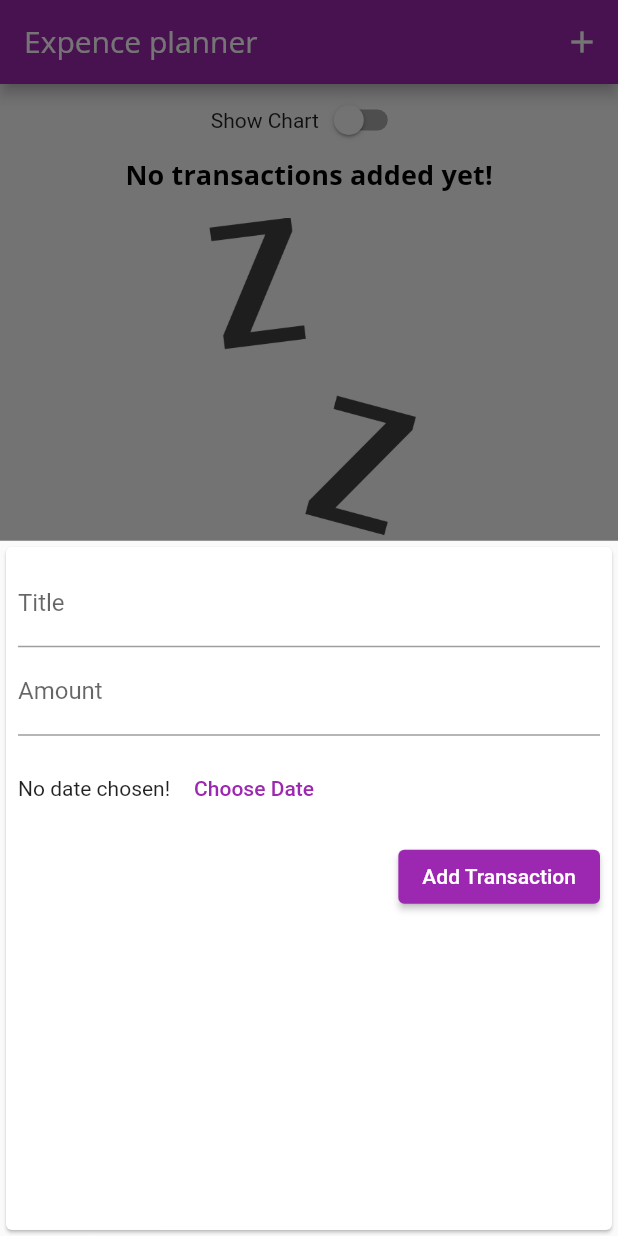
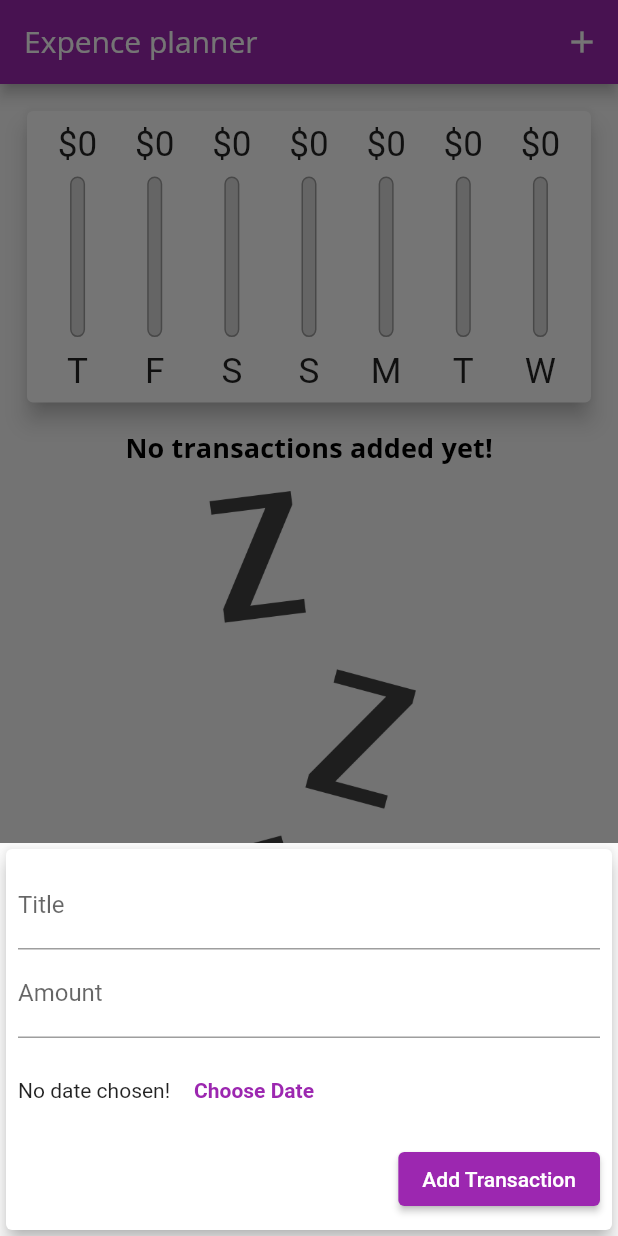
Before and after one commit to agolovanov-sharp/exexpence_planner, a Flutter app: the screen it shows after launch, after a tap on the "add" icon, on a phone screen of 412 x 824 dp. Run offline on Flutter 3.47's test engine with Material 2 defaults, Android fonts, the phone set to English and light mode, and no system bars.

Commit message:
Landscape - Portrait Copertino elements SafeArea Flutter internals - Widget Tree, Element Tree, Render Tree

```diff
--- a/lib/main.dart
+++ b/lib/main.dart
@@ -1,7 +1,10 @@
+import 'dart:io';
+
 import 'package:expence_planner/models/transaction.dart';
 import 'package:expence_planner/widgets/chart.dart';
 import 'package:expence_planner/widgets/new_transaction.dart';
 import 'package:expence_planner/widgets/transaction_list.dart';
+import 'package:flutter/cupertino.dart';
 import 'package:flutter/material.dart';
 
 void main() {
@@ -60,6 +63,7 @@
   void _startAddNewTransaction(BuildContext ctx) {
     showModalBottomSheet(
         context: ctx,
+        isScrollControlled: true,
         builder: (_) {
           return NewTransaction(onAddTx: _addNewTransaction);
         });
@@ -81,6 +85,22 @@
   // This widget is the root of your application.
   @override
   Widget build(BuildContext context) {
+    final isLandscape =
+        MediaQuery.of(context).orientation == Orientation.landscape;
+
+    final navigationBar = CupertinoNavigationBar(
+      middle: const Text('Expence planner'),
+      trailing: Row(
+        mainAxisSize: MainAxisSize.min,
+        children: [
+          GestureDetector(
+            onTap: () => _startAddNewTransaction(context),
+            child: const Icon(CupertinoIcons.add),
+          )
+        ],
+      ),
+    );
+
     final appBar = AppBar(
       title: const Text('Expence planner'),
       actions: [
@@ -90,24 +110,32 @@
       ],
     );
 
-    return Scaffold(
-      appBar: appBar,
-      floatingActionButton: FloatingActionButton(
-        onPressed: () => _startAddNewTransaction(context),
-        child: const Icon(Icons.add),
-      ),
-      floatingActionButtonLocation: FloatingActionButtonLocation.centerFloat,
-      body: SingleChildScrollView(
+    final txListWidget = Container(
+        height: (MediaQuery.of(context).size.height -
+                appBar.preferredSize.height -
+                MediaQuery.of(context).padding.top -
+                MediaQuery.of(context).padding.bottom) *
+            0.7,
+        child: TransactionList(_userTransactions, _deleteTransaction));
+
+    final pageBody = SafeArea(
+        child: SingleChildScrollView(
       child: Column(
         // mainAxisAlignment: MainAxisAlignment.spaceEvenly,
         crossAxisAlignment: CrossAxisAlignment.stretch,
         children: [
+          // LANDSCAPE
+          if (isLandscape)
             Row(
               mainAxisAlignment: MainAxisAlignment.center,
               children: [
-                Text('Show Chart'),
-                Switch(
+                Text(
+                  'Show Chart',
+                  style: Theme.of(context).textTheme.titleSmall,
+                ),
+                Switch.adaptive(
                     value: _showChart,
+                    activeColor: Theme.of(context).colorScheme.secondary,
                     onChanged: (value) {
                       setState(() {
                         _showChart = value;
@@ -115,6 +143,7 @@
                     })
               ],
             ),
+          if (isLandscape)
             _showChart
                 ? Container(
                     height: (MediaQuery.of(context).size.height -
@@ -123,17 +152,36 @@
                             MediaQuery.of(context).padding.bottom) *
                         0.7,
                     child: Chart(_recentTransactions))
-                : Container(
+                : txListWidget,
+          // PORTRAIT
+          if (!isLandscape)
+            Container(
                 height: (MediaQuery.of(context).size.height -
                         appBar.preferredSize.height -
                         MediaQuery.of(context).padding.top -
                         MediaQuery.of(context).padding.bottom) *
-                        0.7,
-                    child:
-                        TransactionList(_userTransactions, _deleteTransaction))
+                    0.3,
+                child: Chart(_recentTransactions)),
+          if (!isLandscape) txListWidget,
         ],
       ),
+    ));
+
+    return Platform.isIOS
+        ? CupertinoPageScaffold(
+            navigationBar: navigationBar,
+            child: pageBody,
+          )
+        : Scaffold(
+            appBar: appBar,
+            floatingActionButton: Platform.isIOS
+                ? Container()
+                : FloatingActionButton(
+                    onPressed: () => _startAddNewTransaction(context),
+                    child: const Icon(Icons.add),
                   ),
-    );
+            floatingActionButtonLocation:
+                FloatingActionButtonLocation.centerFloat,
+            body: pageBody);
   }
 }
--- a/lib/widgets/new_transaction.dart
+++ b/lib/widgets/new_transaction.dart
@@ -1,3 +1,6 @@
+import 'dart:io';
+
+import 'package:flutter/cupertino.dart';
 import 'package:flutter/material.dart';
 import 'package:intl/intl.dart';
 
@@ -47,6 +50,7 @@ class _NewTransactionState extends State<NewTransaction> {
 
   @override
   Widget build(BuildContext context) {
+    final mediaQuery = MediaQuery.of(context);
     final ButtonStyle flatButtonStyle = TextButton.styleFrom(
       primary: Theme.of(context).primaryColor,
       minimumSize: Size(88, 36),
@@ -57,10 +61,16 @@ class _NewTransactionState extends State<NewTransaction> {
     );
 
     return Card(
+      elevation: 5,
       child: Container(
-        padding: const EdgeInsets.all(8),
+        padding: EdgeInsets.only(
+            left: 8,
+            top: 8,
+            right: 8,
+            bottom: mediaQuery.viewInsets.bottom + 10),
         child: Column(
           crossAxisAlignment: CrossAxisAlignment.end,
+          mainAxisSize: MainAxisSize.min,
           children: [
             TextField(
               decoration: const InputDecoration(labelText: 'Title'),
@@ -80,13 +90,26 @@ class _NewTransactionState extends State<NewTransaction> {
                   Text(_selectedDate == null
                       ? 'No date chosen!'
                       : DateFormat.yMd().format(_selectedDate!)),
-                  TextButton(
-                    style: flatButtonStyle,
-                    onPressed: () {
-                      _showDatepicker();
-                    },
-                    child: Text('Choose Date'),
-                  )
+                  Platform.isIOS
+                      ? CupertinoButton(
+                          onPressed: () {
+                            _showDatepicker();
+                          },
+                          child: const Text(
+                            'Choose Date',
+                            style: TextStyle(fontWeight: FontWeight.bold),
+                          ),
+                        )
+                      : TextButton(
+                          style: flatButtonStyle,
+                          onPressed: () {
+                            _showDatepicker();
+                          },
+                          child: const Text(
+                            'Choose Date',
+                            style: TextStyle(fontWeight: FontWeight.bold),
+                          ),
+                        )
                 ],
               ),
             ),
```
Also changed, not shown: lib/widgets/transaction_list.dart (+0 -34 lines). Lines whose indentation alone changed are shown as unchanged.
